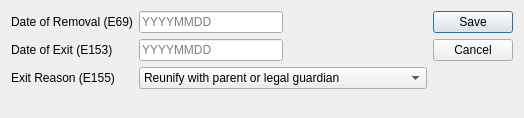
First picture: the form in ui/ui_removal1993.ui, repository zstamper/AFCARS-AXE, before the edit.
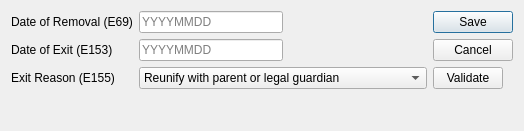
Second picture: the form after the edit.

Diff of the .ui file:
```diff
--- a/ui/ui_removal1993.ui
+++ b/ui/ui_removal1993.ui
@@ -7,7 +7,7 @@
     <x>0</x>
     <y>0</y>
     <width>524</width>
-    <height>118</height>
+    <height>131</height>
    </rect>
   </property>
   <property name="windowTitle">
@@ -130,6 +130,8 @@
     </layout>
    </item>
    <item>
+    <layout class="QVBoxLayout" name="verticalLayout">
+     <item>
     <widget class="QDialogButtonBox" name="form_action">
      <property name="orientation">
       <enum>Qt::Vertical</enum>
@@ -137,7 +139,41 @@
      <property name="standardButtons">
       <set>QDialogButtonBox::Cancel|QDialogButtonBox::Save</set>
      </property>
-    </widget>
+       <property name="centerButtons">
+        <bool>false</bool>
+       </property>
+      </widget>
+     </item>
+     <item>
+      <widget class="QPushButton" name="validate_button">
+       <property name="maximumSize">
+        <size>
+         <width>70</width>
+         <height>16777215</height>
+        </size>
+       </property>
+       <property name="text">
+        <string>Validate</string>
+       </property>
+      </widget>
+     </item>
+     <item>
+      <spacer name="verticalSpacer_12">
+       <property name="orientation">
+        <enum>Qt::Vertical</enum>
+       </property>
+       <property name="sizeType">
+        <enum>QSizePolicy::Maximum</enum>
+       </property>
+       <property name="sizeHint" stdset="0">
+        <size>
+         <width>20</width>
+         <height>600</height>
+        </size>
+       </property>
+      </spacer>
+     </item>
+    </layout>
    </item>
   </layout>
  </widget>
```
Lines whose indentation alone changed are shown as unchanged.
